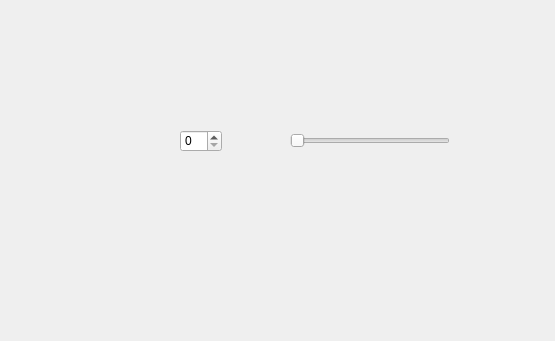
The window that widget.ui (DaDa-043/Spinbox1) describes before a commit, drawn with Qt 5; both pictures show x 0 to 555 and y 0 to 341 of the 800 by 600 pixel window.
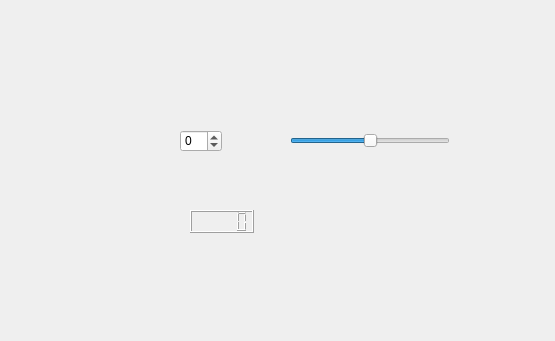
The same window after the commit.

Patch:
```diff
--- a/widget.ui
+++ b/widget.ui
@@ -22,6 +22,12 @@
      <height>22</height>
     </rect>
    </property>
+   <property name="minimum">
+    <number>-100</number>
+   </property>
+   <property name="maximum">
+    <number>100</number>
+   </property>
   </widget>
   <widget class="QSlider" name="horizontalSlider">
    <property name="geometry">
@@ -32,10 +38,26 @@
      <height>22</height>
     </rect>
    </property>
+   <property name="minimum">
+    <number>-100</number>
+   </property>
+   <property name="maximum">
+    <number>100</number>
+   </property>
    <property name="orientation">
     <enum>Qt::Orientation::Horizontal</enum>
    </property>
   </widget>
+  <widget class="QLCDNumber" name="lcdNumber">
+   <property name="geometry">
+    <rect>
+     <x>190</x>
+     <y>210</y>
+     <width>64</width>
+     <height>23</height>
+    </rect>
+   </property>
+  </widget>
  </widget>
  <resources/>
  <connections>
```
Left out of the diff: 32 changed lines with no effect on the pictures.
